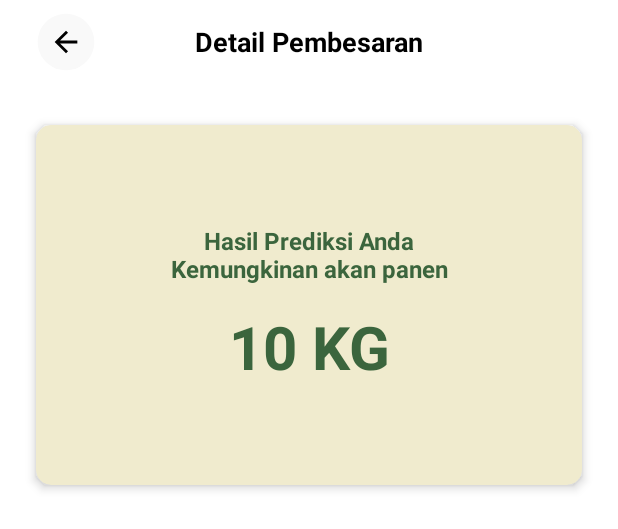
After one commit to Haikalimanf/WeGot, an Android app: the layout activity_hasil_prediksi.xml on its own in the app's theme, with its tools: preview values and no code run, on a phone screen of 412 x 824 dp. The commit adds this screen. Shown: the top 529 px of the screen. Run offline under Robolectric (Android 15) with nearby library versions, the phone set to English and light mode, and no system bars.

Commit message:
feat: add Hasil Prediksi screen and implement navigation

```diff
--- a/app/src/main/AndroidManifest.xml
+++ b/app/src/main/AndroidManifest.xml
@@ -11,6 +11,9 @@
         android:roundIcon="@mipmap/ic_launcher_round"
         android:supportsRtl="true"
         android:theme="@style/Theme.App.Starting">
+        <activity
+            android:name=".ui.prediksi.hasil_prediksi.HasilPrediksiActivity"
+            android:exported="false" />
         <activity
             android:name=".ui.pencatatan_history.tambah_riwayat.TambahRiwayatActivity"
             android:exported="false" />
--- a/app/src/main/java/com/codelabs/wegot/ui/prediksi/detail_siklus/DetailSiklusActivity.kt
+++ b/app/src/main/java/com/codelabs/wegot/ui/prediksi/detail_siklus/DetailSiklusActivity.kt
@@ -1,21 +1,30 @@
 package com.codelabs.wegot.ui.prediksi.detail_siklus
 
+import android.content.Intent
 import android.os.Bundle
+import android.widget.Button
+import android.widget.ImageView
 import androidx.activity.enableEdgeToEdge
 import androidx.appcompat.app.AppCompatActivity
 import androidx.core.view.ViewCompat
 import androidx.core.view.WindowInsetsCompat
 import com.codelabs.wegot.R
+import com.codelabs.wegot.ui.prediksi.tambah_fase.TambahFaseActivity
 
 class DetailSiklusActivity : AppCompatActivity() {
     override fun onCreate(savedInstanceState: Bundle?) {
         super.onCreate(savedInstanceState)
         enableEdgeToEdge()
-        setContentView(R.layout.activity_detail_siklus)
+        setContentView(R.layout.activity_detail_siklus  )
         ViewCompat.setOnApplyWindowInsetsListener(findViewById(R.id.main)) { v, insets ->
             val systemBars = insets.getInsets(WindowInsetsCompat.Type.systemBars())
             v.setPadding(systemBars.left, systemBars.top, systemBars.right, systemBars.bottom)
             insets
         }
+
+        val button = findViewById<ImageView>(R.id.arrow_icon)
+        button.setOnClickListener {
+            startActivity(Intent(this, TambahFaseActivity::class.java))
+        }
     }
 }
--- /dev/null
+++ b/app/src/main/java/com/codelabs/wegot/ui/prediksi/hasil_prediksi/HasilPrediksiActivity.kt
@@ -0,0 +1,21 @@
+package com.codelabs.wegot.ui.prediksi.hasil_prediksi
+
+import android.os.Bundle
+import androidx.activity.enableEdgeToEdge
+import androidx.appcompat.app.AppCompatActivity
+import androidx.core.view.ViewCompat
+import androidx.core.view.WindowInsetsCompat
+import com.codelabs.wegot.R
+
+class HasilPrediksiActivity : AppCompatActivity() {
+    override fun onCreate(savedInstanceState: Bundle?) {
+        super.onCreate(savedInstanceState)
+        enableEdgeToEdge()
+        setContentView(R.layout.activity_hasil_prediksi)
+        ViewCompat.setOnApplyWindowInsetsListener(findViewById(R.id.main)) { v, insets ->
+            val systemBars = insets.getInsets(WindowInsetsCompat.Type.systemBars())
+            v.setPadding(systemBars.left, systemBars.top, systemBars.right, systemBars.bottom)
+            insets
+        }
+    }
+}
--- a/app/src/main/java/com/codelabs/wegot/ui/prediksi/tambah_siklus/TambahSiklusActivity.kt
+++ b/app/src/main/java/com/codelabs/wegot/ui/prediksi/tambah_siklus/TambahSiklusActivity.kt
@@ -1,11 +1,14 @@
 package com.codelabs.wegot.ui.prediksi.tambah_siklus
 
+import android.content.Intent
 import android.os.Bundle
+import android.widget.Button
 import androidx.activity.enableEdgeToEdge
 import androidx.appcompat.app.AppCompatActivity
 import androidx.core.view.ViewCompat
 import androidx.core.view.WindowInsetsCompat
 import com.codelabs.wegot.R
+import com.codelabs.wegot.ui.prediksi.detail_siklus.DetailSiklusActivity
 
 class TambahSiklusActivity : AppCompatActivity() {
     override fun onCreate(savedInstanceState: Bundle?) {
@@ -17,5 +20,10 @@ class TambahSiklusActivity : AppCompatActivity() {
             v.setPadding(systemBars.left, systemBars.top, systemBars.right, systemBars.bottom)
             insets
         }
+
+        val button = findViewById<Button>(R.id.btnSimpanSiklus)
+        button.setOnClickListener {
+            startActivity(Intent(this, DetailSiklusActivity::class.java))
+        }
     }
 }
--- a/app/src/main/res/layout/activity_detail_siklus.xml
+++ b/app/src/main/res/layout/activity_detail_siklus.xml
@@ -2,6 +2,7 @@
 <androidx.constraintlayout.widget.ConstraintLayout
     xmlns:android="http://schemas.android.com/apk/res/android"
     xmlns:app="http://schemas.android.com/apk/res-auto"
+    android:id="@+id/main"
     android:layout_width="match_parent"
     android:layout_height="match_parent"
     android:layout_marginStart="@dimen/dimen_margin_16"
--- /dev/null
+++ b/app/src/main/res/layout/activity_hasil_prediksi.xml
@@ -0,0 +1,78 @@
+<?xml version="1.0" encoding="utf-8"?>
+<androidx.constraintlayout.widget.ConstraintLayout xmlns:android="http://schemas.android.com/apk/res/android"
+    xmlns:app="http://schemas.android.com/apk/res-auto"
+    xmlns:tools="http://schemas.android.com/tools"
+    android:id="@+id/main"
+    android:layout_width="match_parent"
+    android:layout_height="match_parent"
+    android:layout_marginStart="@dimen/dimen_padding_16"
+    android:layout_marginEnd="@dimen/dimen_padding_16"
+    tools:context=".ui.prediksi.hasil_prediksi.HasilPrediksiActivity">
+
+    <com.google.android.material.appbar.MaterialToolbar
+        android:id="@+id/topAppBar"
+        android:layout_width="match_parent"
+        android:layout_height="wrap_content"
+        app:navigationIcon="@drawable/ic_arrow_back"
+        app:title="Detail Pembesaran"
+        app:titleTextColor="@color/black"
+        app:titleCentered="true"
+        app:titleTextAppearance="@style/ToolbarTitleStyle"
+        app:layout_constraintTop_toTopOf="parent"
+        app:layout_constraintStart_toStartOf="parent"
+        app:layout_constraintEnd_toEndOf="parent"/>
+
+    <com.google.android.material.card.MaterialCardView
+        android:layout_width="match_parent"
+        android:layout_height="240dp"
+        android:layout_marginEnd="@dimen/dimen_margin_small"
+        android:layout_marginStart="@dimen/dimen_margin_small"
+        android:backgroundTint="@color/yellow_light"
+        android:layout_marginTop="27dp"
+        app:cardElevation="4dp"
+        app:cardCornerRadius="10dp"
+        app:layout_constraintTop_toBottomOf="@id/topAppBar">
+
+
+        <androidx.constraintlayout.widget.ConstraintLayout
+            android:layout_width="match_parent"
+            android:layout_height="match_parent"
+            android:padding="@dimen/dimen_padding_16">
+
+            <androidx.appcompat.widget.AppCompatTextView
+                android:id="@+id/tvTitleCard"
+                android:layout_width="match_parent"
+                android:layout_height="wrap_content"
+                android:textAlignment="center"
+                android:text="Hasil Prediksi Anda\nKemungkinan akan panen"
+                android:textColor="@color/green_dark"
+                android:textSize="16sp"
+                android:textStyle="bold"
+                app:layout_constraintStart_toStartOf="parent"
+                app:layout_constraintEnd_toEndOf="parent"
+                app:layout_constraintTop_toTopOf="parent"
+                app:layout_constraintBottom_toTopOf="@+id/tvTextKg"
+                app:layout_constraintVertical_chainStyle="packed"
+                app:layout_constraintVertical_bias="0.5" />
+
+            <androidx.appcompat.widget.AppCompatTextView
+                android:id="@+id/tvTextKg"
+                android:layout_width="match_parent"
+                android:layout_height="wrap_content"
+                android:textAlignment="center"
+                android:text="10 KG"
+                android:textColor="@color/green_dark"
+                android:textSize="40sp"
+                android:textStyle="bold"
+                android:layout_marginTop="@dimen/dimen_margin"
+                app:layout_constraintStart_toStartOf="parent"
+                app:layout_constraintEnd_toEndOf="parent"
+                app:layout_constraintTop_toBottomOf="@id/tvTitleCard"
+                app:layout_constraintBottom_toBottomOf="parent"/>
+
+
+        </androidx.constraintlayout.widget.ConstraintLayout>
+
+    </com.google.android.material.card.MaterialCardView>
+
+</androidx.constraintlayout.widget.ConstraintLayout>
--- a/app/src/main/res/layout/activity_tambah_siklus.xml
+++ b/app/src/main/res/layout/activity_tambah_siklus.xml
@@ -196,6 +196,7 @@
     </com.google.android.material.textfield.TextInputLayout>
 
     <com.google.android.material.button.MaterialButton
+        android:id="@+id/btnSimpanSiklus"
         android:layout_width="match_parent"
         android:layout_height="52dp"
         android:layout_marginTop="@dimen/dimen_margin_24"
--- a/app/src/main/res/values/colors.xml
+++ b/app/src/main/res/values/colors.xml
@@ -12,5 +12,7 @@
     <color name="gray">#BDBDBD</color>
     <color name="gray_light">#F5F8FF</color>
     <color name="gray_dark">#9DAABF</color>
+    <color name="green_dark">#3B653D</color>
+    <color name="yellow_light">#F0EBCE</color>
 
 </resources>
```
